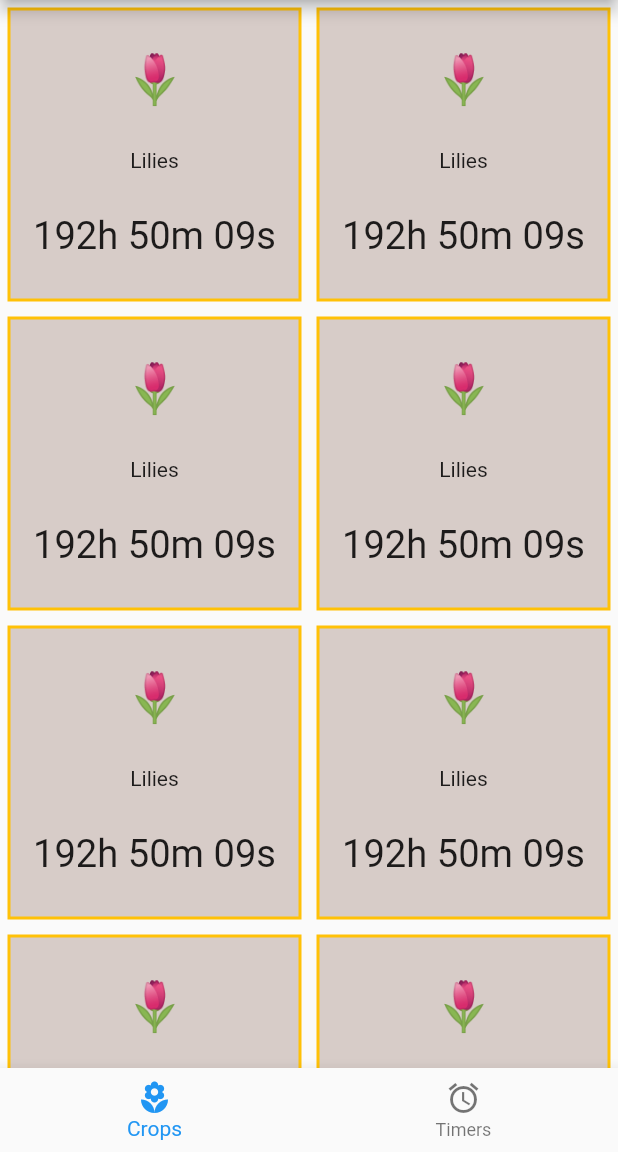
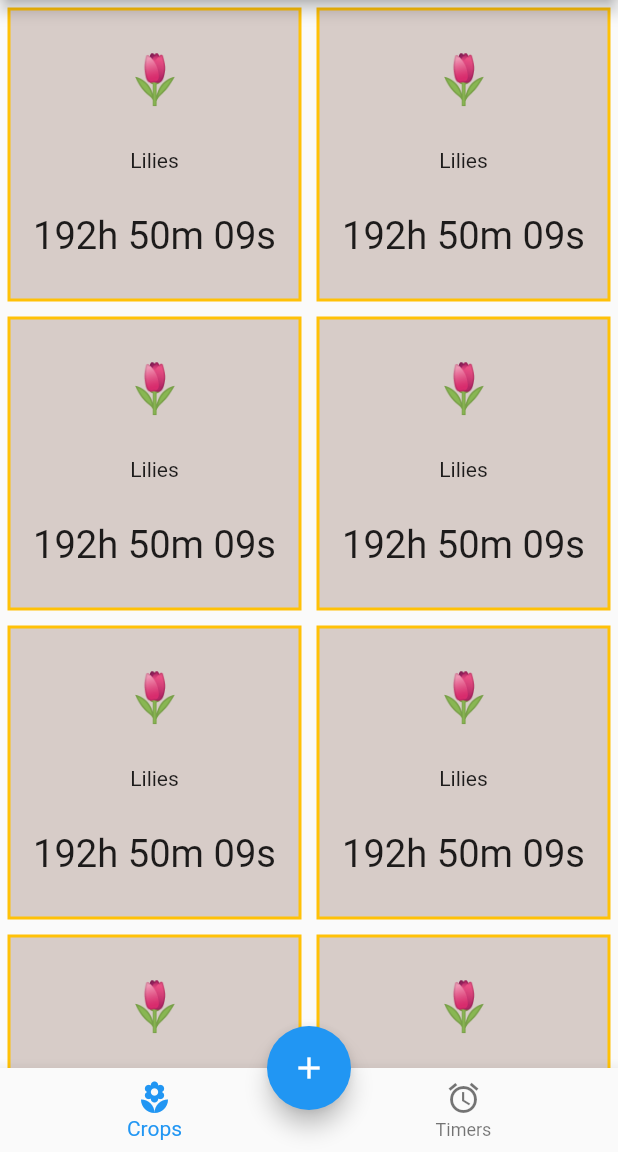
Before and after one commit to arnaudelub/ecohint, a Flutter app: the screen it shows after launch, on a phone screen of 412 x 824 dp, the part 84-1236 px from its top. Run offline on Flutter 3.47's test engine with Material 2 defaults, Android fonts, the phone set to English and light mode, and no system bars; our stand-ins replace freezed_annotation, get_it, injectable, shared_preferences; generated files the repository leaves out were written again.

Commit message:
adding floatingActionBuitton

```diff
--- a/lib/screens/home_screen.dart
+++ b/lib/screens/home_screen.dart
@@ -6,10 +6,9 @@ class HomeScreen extends StatelessWidget {
   Widget build(BuildContext context) {
     return Scaffold(
       appBar: AppBar(
-        title: Center(child: Text("EcoHint")),
+        title: const Center(child: Text("EcoHint")),
       ),
-      body: Container(
-        child: GridView.builder(
+      body: GridView.builder(
         gridDelegate: SliverGridDelegateWithMaxCrossAxisExtent(
           maxCrossAxisExtent: MediaQuery.of(context).size.height * 0.4,
           mainAxisSpacing: 0.0,
@@ -21,9 +20,14 @@ class HomeScreen extends StatelessWidget {
         },
         itemCount: 30,
       ),
+      floatingActionButton: FloatingActionButton(
+        clipBehavior: Clip.hardEdge,
+        onPressed: () => print("TODO"),
+        child: const Icon(Icons.add),
       ),
+      floatingActionButtonLocation: FloatingActionButtonLocation.centerDocked,
       bottomNavigationBar: BottomNavigationBar(
-        items: [
+        items: const <BottomNavigationBarItem>[
           BottomNavigationBarItem(
               icon: Icon(Icons.local_florist), title: Text("Crops")),
           BottomNavigationBarItem(
--- a/lib/widgets/crop_card.dart
+++ b/lib/widgets/crop_card.dart
@@ -2,9 +2,9 @@ import 'package:ecohint/widgets/crop_timer.dart';
 import 'package:flutter/material.dart';
 
 class CropCard extends StatefulWidget {
-  int index;
+  final int index;
 
-  CropCard(this.index);
+  const CropCard(this.index);
 
   @override
   _CropCardState createState() => _CropCardState();
@@ -24,8 +24,11 @@ class _CropCardState extends State<CropCard> {
         child: Column(
           mainAxisAlignment: MainAxisAlignment.spaceEvenly,
           children: [
-            Text("🌷", style: TextStyle(fontSize: 32.0),),
-            Text("Lilies"),
+            const Text(
+              "🌷",
+              style: TextStyle(fontSize: 32.0),
+            ),
+            const Text("Lilies"),
             CropTimer()
           ],
         ),
--- a/lib/widgets/crop_timer.dart
+++ b/lib/widgets/crop_timer.dart
@@ -8,8 +8,8 @@ class CropTimer extends StatefulWidget {
 class _CropTimerState extends State<CropTimer> {
   @override
   Widget build(BuildContext context) {
-    return Padding(
-      padding: const EdgeInsets.symmetric(horizontal: 15.0),
+    return const Padding(
+      padding: EdgeInsets.symmetric(horizontal: 15.0),
       child: FittedBox(
           child: Text(
         "192h 50m 09s",
```
Lines whose indentation alone changed are shown as unchanged.
